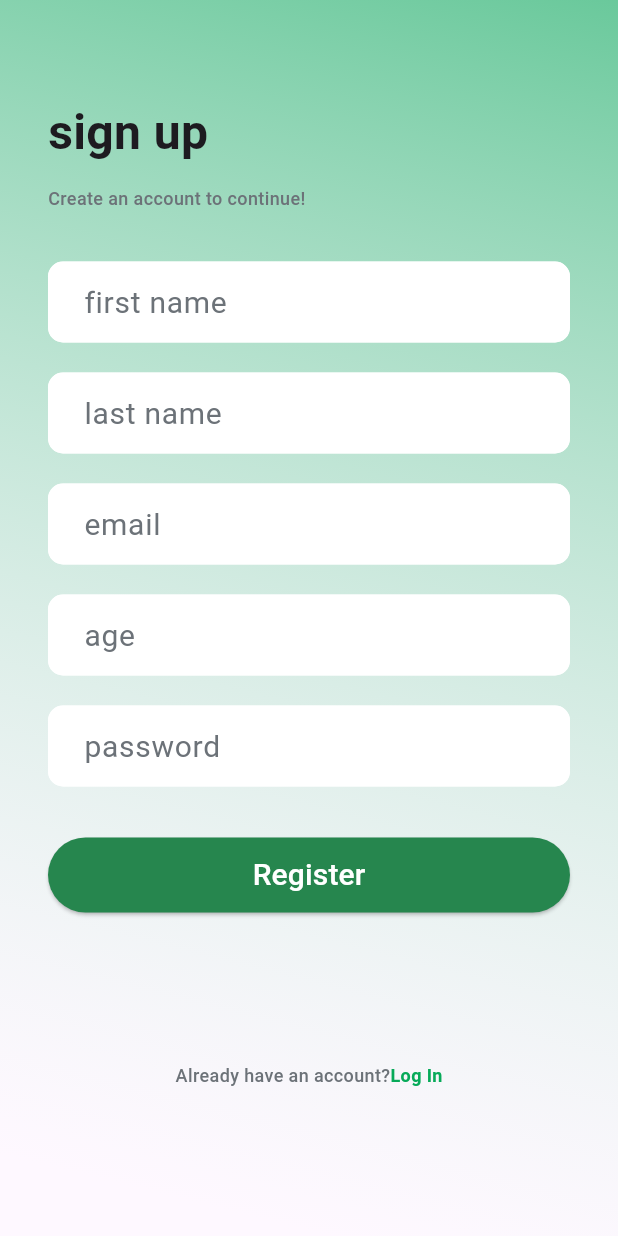
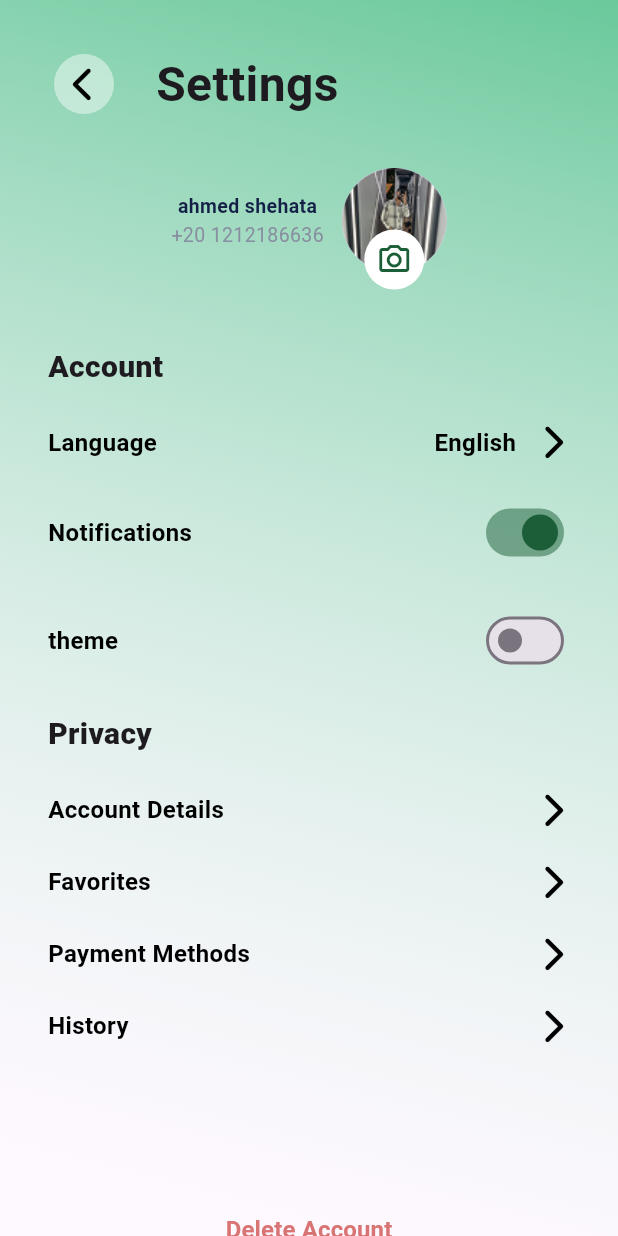
Before and after one commit to Samermohamed56/medical_app, a Flutter app: the screen it shows after launch, after a tap on "Register", on a phone screen of 412 x 824 dp. Run offline on Flutter 3.47's test engine with Material 3 defaults, Android fonts, the phone set to English and light mode, and no system bars; our stand-ins replace font_awesome_flutter, pinput.

Commit message:
make setting screen

```diff
--- /dev/null
+++ b/lib/settings/settings/settings_body.dart
@@ -0,0 +1,253 @@
+import 'package:flutter/material.dart';
+import 'package:font_awesome_flutter/font_awesome_flutter.dart';
+
+class SettingsBody extends StatelessWidget {
+  const SettingsBody({super.key});
+
+  @override
+  Widget build(BuildContext context) {
+    return SingleChildScrollView(
+      child: Padding(
+        padding: const EdgeInsets.all(32.0),
+        child: Column(
+          crossAxisAlignment: CrossAxisAlignment.start,
+          children: [
+            Row(
+              children: [
+                IconButton(
+                  style: ButtonStyle(
+                    backgroundColor: WidgetStateProperty.all(
+                      const Color.fromARGB(115, 255, 255, 255),
+                    ),
+                  ),
+                  onPressed: () {
+                    Navigator.pop(context);
+                  },
+                  icon: Icon(FontAwesomeIcons.chevronLeft, color: Colors.black),
+                ),
+                SizedBox(width: 24),
+                Text(
+                  "Settings",
+                  style: TextStyle(fontSize: 32, fontWeight: FontWeight.w700),
+                ),
+              ],
+            ),
+            SizedBox(height: 32),
+
+            Row(
+              mainAxisAlignment: MainAxisAlignment.center,
+              children: [
+                Column(
+                  children: [
+                    Text(
+                      "ahmed shehata",
+                      style: TextStyle(
+                        color: Color(0xff131F46),
+                        fontSize: 13,
+                        fontWeight: FontWeight.w700,
+                      ),
+                    ),
+                    Text(
+                      "+20 1212186636",
+                      style: TextStyle(
+                        fontSize: 13,
+                        fontWeight: FontWeight.w400,
+                        color: Color(0xff888FA0),
+                      ),
+                    ),
+                  ],
+                ),
+                SizedBox(width: 12),
+                Stack(
+                  clipBehavior: Clip.none,
+                  alignment: Alignment.center,
+                  children: [
+                    CircleAvatar(
+                      radius: 35,
+                      backgroundImage: AssetImage("assets/mahmod.png"),
+                    ),
+                    Positioned(
+                      bottom: -15,
+                      child: IconButton(
+                        iconSize: 24,
+                        color: Color(0xff1B5E37),
+                        onPressed: () {},
+                        icon: Icon(Icons.camera_alt_outlined),
+                        style: ButtonStyle(
+                          backgroundColor: WidgetStateProperty.all(
+                            Colors.white,
+                          ),
+                        ),
+                      ),
+                    ),
+                  ],
+                ),
+              ],
+            ),
+            SizedBox(height: 48),
+            Text(
+              "Account",
+              style: TextStyle(fontSize: 20, fontWeight: FontWeight.w800),
+            ),
+            SizedBox(height: 24),
+            Row(
+              children: [
+                Text(
+                  "Language",
+                  style: TextStyle(
+                    fontSize: 16,
+                    fontWeight: FontWeight.w600,
+                    color: Color(0xff000000),
+                  ),
+                ),
+                Spacer(),
+                Text(
+                  "English",
+                  style: TextStyle(
+                    fontSize: 16,
+                    fontWeight: FontWeight.w600,
+                    color: Color(0xff000000),
+                  ),
+                ),
+                SizedBox(width: 12),
+                Icon(FontAwesomeIcons.chevronRight, color: Color(0xff000000)),
+              ],
+            ),
+            SizedBox(height: 24),
+            Row(
+              children: [
+                Text(
+                  "Notifications",
+                  style: TextStyle(
+                    fontSize: 16,
+                    fontWeight: FontWeight.w600,
+                    color: Color(0xff000000),
+                  ),
+                ),
+                Spacer(),
+                Switch(
+                  value: true,
+                  onChanged: (value) {},
+                  activeColor: Color(0xff1B5E37),
+                ),
+              ],
+            ),
+            SizedBox(height: 24),
+            Row(
+              children: [
+                Text(
+                  "theme",
+                  style: TextStyle(
+                    fontSize: 16,
+                    fontWeight: FontWeight.w600,
+                    color: Color(0xff000000),
+                  ),
+                ),
+                Spacer(),
+                Switch(
+                  value: false,
+                  onChanged: (value) {},
+                  activeColor: Color(0xff1B5E37),
+                ),
+              ],
+            ),
+            SizedBox(height: 24),
+            Text(
+              "Privacy",
+              style: TextStyle(fontSize: 20, fontWeight: FontWeight.w800),
+            ),
+            SizedBox(height: 24),
+            Row(
+              children: [
+                Text(
+                  "Account Details",
+                  style: TextStyle(
+                    fontSize: 16,
+                    fontWeight: FontWeight.w600,
+                    color: Color(0xff000000),
+                  ),
+                ),
+                Spacer(),
+                Icon(FontAwesomeIcons.chevronRight, color: Color(0xff000000)),
+              ],
+            ),
+            SizedBox(height: 24),
+            Row(
+              children: [
+                Text(
+                  "Favorites",
+                  style: TextStyle(
+                    fontSize: 16,
+                    fontWeight: FontWeight.w600,
+                    color: Color(0xff000000),
+                  ),
+                ),
+                Spacer(),
+                Icon(FontAwesomeIcons.chevronRight, color: Color(0xff000000)),
+              ],
+            ),
+            SizedBox(height: 24),
+            Row(
+              children: [
+                Text(
+                  "Payment Methods",
+                  style: TextStyle(
+                    fontSize: 16,
+                    fontWeight: FontWeight.w600,
+                    color: Color(0xff000000),
+                  ),
+                ),
+                Spacer(),
+                Icon(FontAwesomeIcons.chevronRight, color: Color(0xff000000)),
+              ],
+            ),
+            SizedBox(height: 24),
+            Row(
+              children: [
+                Text(
+                  "History",
+                  style: TextStyle(
+                    fontSize: 16,
+                    fontWeight: FontWeight.w600,
+                    color: Color(0xff000000),
+                  ),
+                ),
+                Spacer(),
+                Icon(FontAwesomeIcons.chevronRight, color: Color(0xff000000)),
+              ],
+            ),
+            SizedBox(height: 100),
+            Center(
+              child: TextButton(
+                onPressed: () {},
+                child: Text(
+                  "Delete Account",
+                  style: TextStyle(
+                    color: Color(0xffD97474),
+                    fontWeight: FontWeight.w600,
+                    fontSize: 16,
+                  ),
+                ),
+              ),
+            ),
+            SizedBox(height: 24),
+            Text(
+              "Dr.Samer",
+              style: TextStyle(
+                fontSize: 20,
+                fontWeight: FontWeight.w700,
+                decoration: TextDecoration.underline,
+                decorationColor: const Color.fromARGB(255, 0, 0, 0),
+                decorationThickness: 1.0,
+              ),
+            ),
+            Text(
+              "Version 1.0 April, 2025",
+              style: TextStyle(fontSize: 12, fontWeight: FontWeight.w400),
+            ),
+          ],
+        ),
+      ),
+    );
+  }
+}
--- /dev/null
+++ b/lib/settings/settings/settings_view.dart
@@ -0,0 +1,27 @@
+import 'package:flutter/material.dart';
+import 'package:medical/constance.dart';
+import 'package:medical/settings/settings/settings_body.dart';
+
+class SettingsView extends StatelessWidget {
+  const SettingsView({super.key});
+
+  @override
+  Widget build(BuildContext context) {
+    return SafeArea(
+      child: Scaffold(
+        body: Container(
+          height: double.infinity,
+
+          decoration: const BoxDecoration(
+            gradient: LinearGradient(
+              begin: Alignment.topRight,
+              end: Alignment.bottomCenter,
+              colors: Constance.backgroundColor,
+            ),
+          ),
+          child: SettingsBody(),
+        ),
+      ),
+    );
+  }
+}
--- a/lib/user details/signup/signup_body.dart
+++ b/lib/user details/signup/signup_body.dart
@@ -1,4 +1,5 @@
 import 'package:flutter/material.dart';
+import 'package:medical/settings/settings/settings_view.dart';
 import 'package:medical/user%20details/login/login_view.dart';
 import 'package:medical/widgets/custem_button.dart';
 import 'package:medical/widgets/custom_text_field.dart';
@@ -35,7 +36,16 @@ class SignupBody extends StatelessWidget {
           CustemTextField(hintText: "age", isPassword: false),
           CustemTextField(hintText: "password", isPassword: true),
           SizedBox(height: 24),
-          CustomButton(text: "Register", backgroundcolor: Color(0xff26864E)),
+          CustomButton(
+            text: "Register",
+            backgroundcolor: Color(0xff26864E),
+            onPressed: () {
+              Navigator.push(
+                context,
+                MaterialPageRoute(builder: (context) => SettingsView()),
+              );
+            },
+          ),
           Expanded(flex: 3, child: SizedBox()),
           Row(
             mainAxisAlignment: MainAxisAlignment.center,
```
Also changed, not shown: assets/mahmod.png (added).
